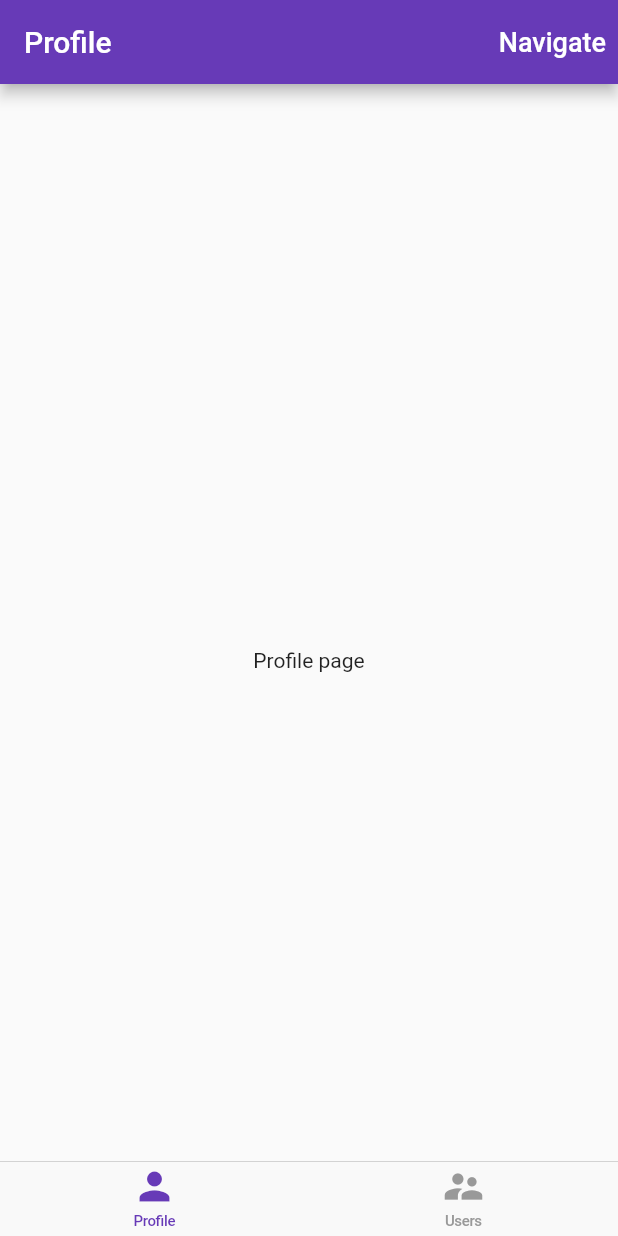
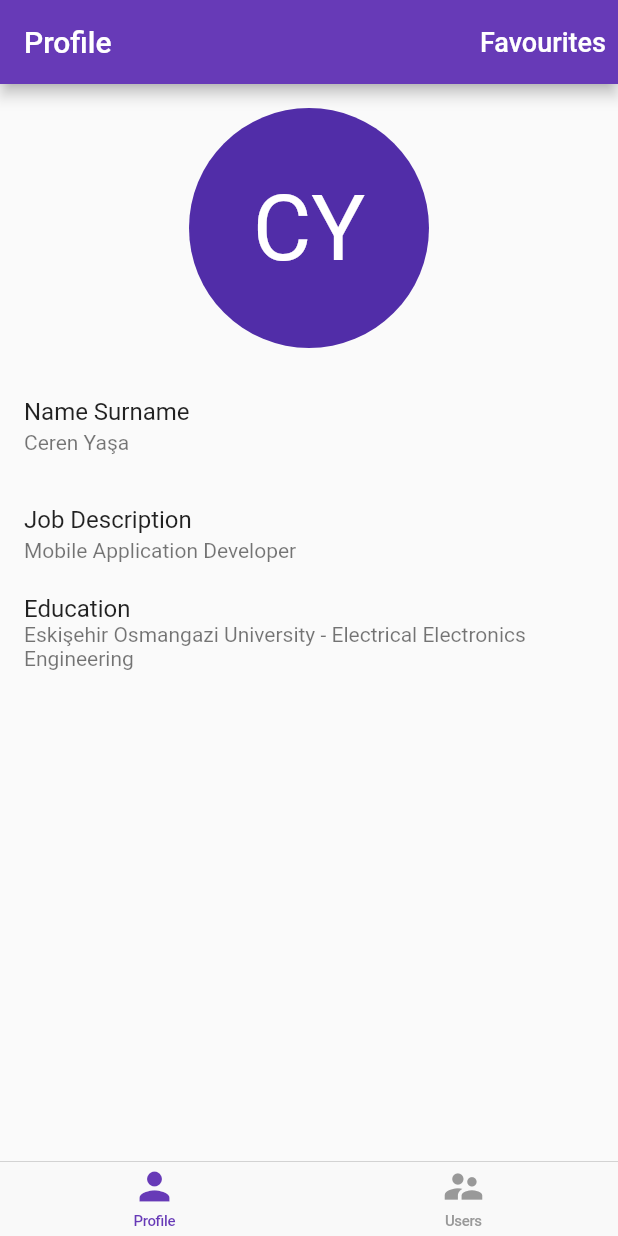
Before and after one commit to cerenyasa97/bottom_nav_with_multiple_navigators, a Flutter app: the screen it shows after launch, on a phone screen of 412 x 824 dp. Run offline on Flutter 3.47's test engine with Material 2 defaults, Android fonts, the phone set to English and light mode, and no system bars.

Commit message:
Code refactoring commit

```diff
--- a/lib/screens/example_page_1.dart
+++ b/lib/screens/example_page_1.dart
@@ -6,7 +6,7 @@ class ExamplePage1 extends StatelessWidget {
   Widget build(BuildContext context) {
     return Scaffold(
       appBar: AppBar(
-        title: Text("Example Page 1"),
+        title: Text("Favourites Page"),
         actions: [
           TextButton(
               onPressed: () {
@@ -16,14 +16,17 @@ class ExamplePage1 extends StatelessWidget {
                     MaterialPageRoute(builder: (context) => ExamplePage2()));
               },
               child: Text(
-                "Navigate",
+                "Items",
                 style: TextStyle(color: Colors.white, fontSize: 18),
               ))
         ],
       ),
-      body: Center(
-        child: Text("Example page 1"),
-      ),
+      body: Padding(
+        padding: EdgeInsets.all(40),
+        child: Center(
+          child: Text("There is nothing to shown. Please add your favourite items and then check again.", style: TextStyle(fontSize: 20), textAlign: TextAlign.center,),
+        ),
+      )
     );
   }
 }
--- a/lib/screens/profile_page.dart
+++ b/lib/screens/profile_page.dart
@@ -11,10 +11,24 @@ class ProfilePage extends StatelessWidget {
         actions: [
           TextButton(onPressed: () {
             Navigator.of(context).push(MaterialPageRoute(builder: (context) => ExamplePage1()));
-          }, child: Text("Navigate", style: TextStyle(color: Colors.white, fontSize: 18),))
+          }, child: Text("Favourites", style: TextStyle(color: Colors.white, fontSize: 18),))
         ],
       ),
-      body: Center(child: Text("Profile page"),),
+      body: Center(
+        child: Column(
+          children: [
+            Expanded(
+              child: CircleAvatar(
+                radius: 80,
+                child: Text("CY", style: TextStyle(fontSize: 60),),
+              ),
+            ),
+            Flexible(child: ListTile(title: Text("Name Surname"), subtitle: Text("Ceren Yaşa"),)),
+            Flexible(child: ListTile(title: Text("Job Description"), subtitle: Text("Mobile Application Developer"),)),
+            Flexible(child: ListTile(title: Text("Education"), subtitle: Text("Eskişehir Osmangazi University - Electrical Electronics Engineering"),)),
+          ],
+        ),
+      )
     );
   }
 }
--- a/lib/screens/users_page.dart
+++ b/lib/screens/users_page.dart
@@ -1,13 +1,25 @@
 import 'package:flutter/material.dart';
 
 class UsersPage extends StatelessWidget {
+  final List<Map<String, String>> users = List.generate(10,
+      (index) => {"name": "Ceren Yaşa", "job": "Mobile Application Developer", "profile_image": "CY"});
+
   @override
   Widget build(BuildContext context) {
     return Scaffold(
       appBar: AppBar(
         title: Text("Users"),
       ),
-      body: Center(child: Text("Users page"),),
+      body: ListView.builder(
+        itemBuilder: (context, index) => Card(
+          child: ListTile(
+            leading: CircleAvatar(child: Text(users[index]["profile_image"]!),),
+            title: Text(users[index]["name"]!),
+            subtitle: Text(users[index]["job"]!),
+          ),
+        ),
+        itemCount: users.length,
+      ),
     );
   }
 }
--- a/lib/widgets/custom_nav_bar.dart
+++ b/lib/widgets/custom_nav_bar.dart
@@ -1,7 +1,6 @@
 import 'package:bottom_navigation_hold_states/core/constants/tab_items.dart';
 import 'package:flutter/cupertino.dart';
 import 'package:flutter/material.dart';
-
 
 /// This widget just makes bottom navigation bar show and controls which tab tapped
 class CustomBottomNavigation extends StatelessWidget {
@@ -11,7 +10,11 @@ class CustomBottomNavigation extends StatelessWidget {
   final Map<TabItem, GlobalKey<NavigatorState>> navigatorKeys;
 
   const CustomBottomNavigation(
-      {Key? key, required this.currentTab, required this.onSelectedTab, required this.pageCreator, required this.navigatorKeys})
+      {Key? key,
+      required this.currentTab,
+      required this.onSelectedTab,
+      required this.pageCreator,
+      required this.navigatorKeys})
       : super(key: key);
 
   @override
@@ -39,6 +42,9 @@ class CustomBottomNavigation extends StatelessWidget {
     final TabItemData? currentTabData = TabItemData.allTabs[tabItem];
 
     return BottomNavigationBarItem(
-        icon: Icon(currentTabData!.icon), label: currentTabData.title);
+      icon: Icon(currentTabData!.icon),
+      label: currentTabData!.title,
+
+    );
   }
 }
```
Also changed, not shown: lib/screens/example_page_2.dart (+8 -1 lines).
